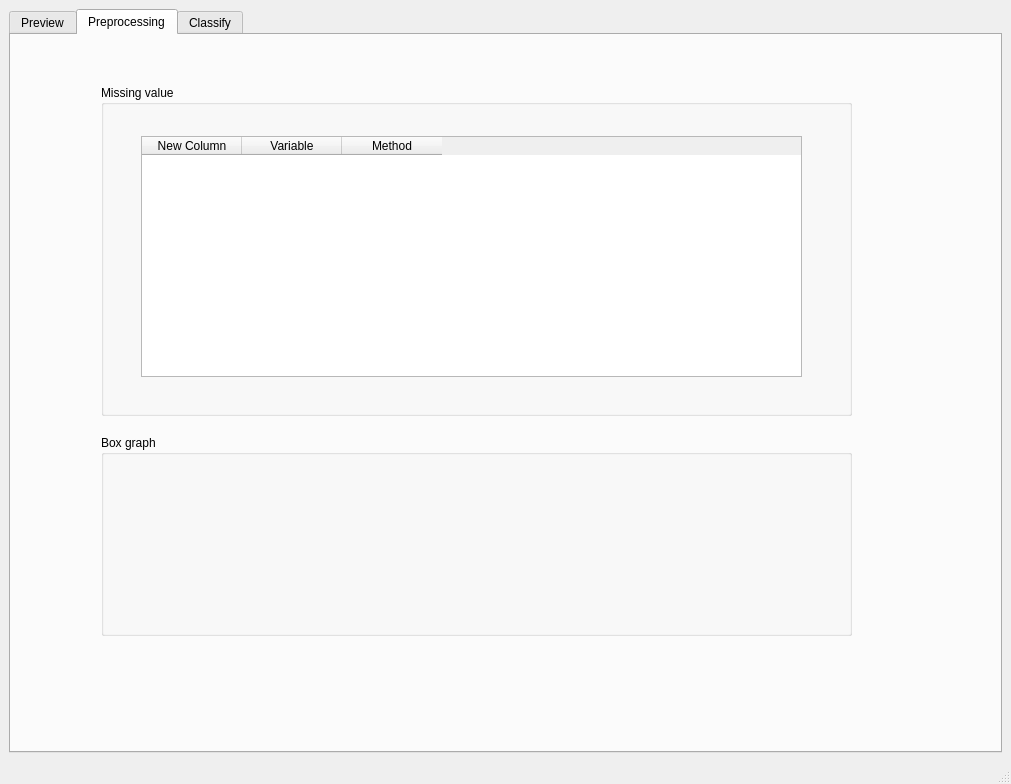
Before: the Qt Designer form form.ui in jukyung-j/DataBot, drawn with Qt 5.
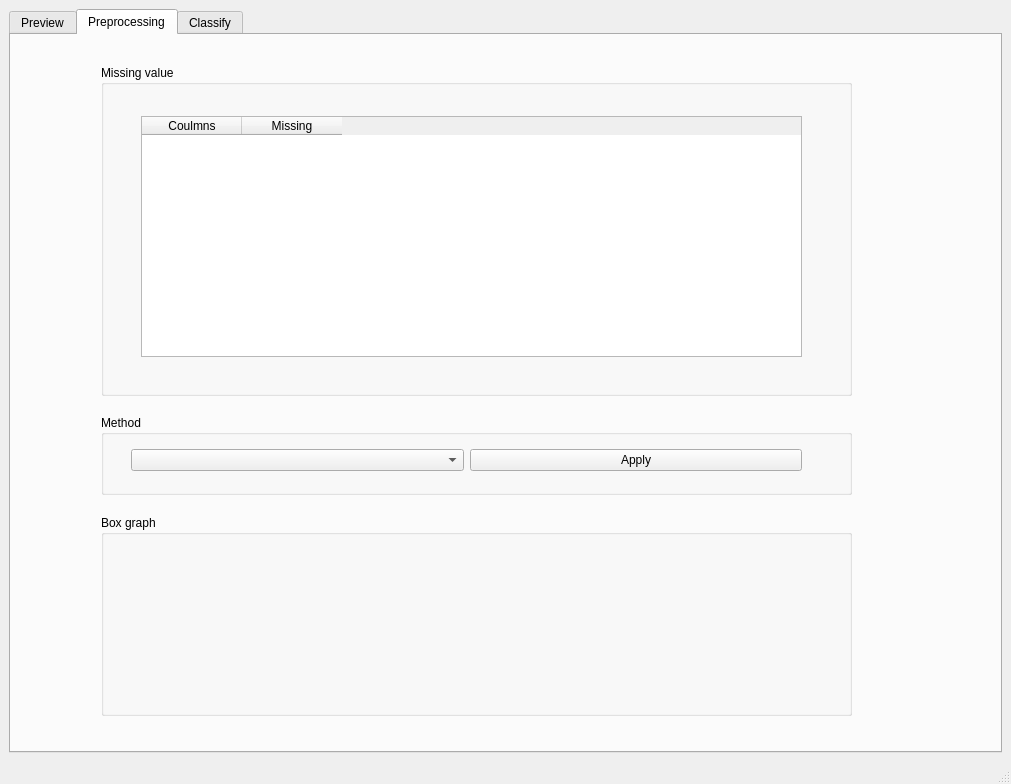
After: the same form once the commit is applied.

The edit to the form file:
```diff
--- a/form.ui
+++ b/form.ui
@@ -214,7 +214,7 @@
         <property name="geometry">
          <rect>
           <x>90</x>
-          <y>400</y>
+          <y>480</y>
           <width>751</width>
           <height>201</height>
          </rect>
@@ -238,7 +238,7 @@
         <property name="geometry">
          <rect>
           <x>90</x>
-          <y>50</y>
+          <y>30</y>
           <width>751</width>
           <height>331</height>
          </rect>
@@ -257,19 +257,49 @@
          </property>
          <column>
           <property name="text">
-           <string>New Column</string>
+           <string>Coulmns</string>
           </property>
          </column>
          <column>
           <property name="text">
-           <string>Variable</string>
+           <string>Missing</string>
           </property>
          </column>
-         <column>
-          <property name="text">
-           <string>Method</string>
-          </property>
-         </column>
+        </widget>
+       </widget>
+       <widget class="QGroupBox" name="groupBox_10">
+        <property name="geometry">
+         <rect>
+          <x>90</x>
+          <y>380</y>
+          <width>751</width>
+          <height>80</height>
+         </rect>
+        </property>
+        <property name="title">
+         <string>Method</string>
+        </property>
+        <widget class="QWidget" name="">
+         <property name="geometry">
+          <rect>
+           <x>30</x>
+           <y>20</y>
+           <width>671</width>
+           <height>51</height>
+          </rect>
+         </property>
+         <layout class="QHBoxLayout" name="horizontalLayout_3">
+          <item>
+           <widget class="QComboBox" name="method"/>
+          </item>
+          <item>
+           <widget class="QPushButton" name="pushButton">
+            <property name="text">
+             <string>Apply</string>
+            </property>
+           </widget>
+          </item>
+         </layout>
         </widget>
        </widget>
       </widget>
```
Left out of the diff: 21 changed lines with no effect on the pictures.
